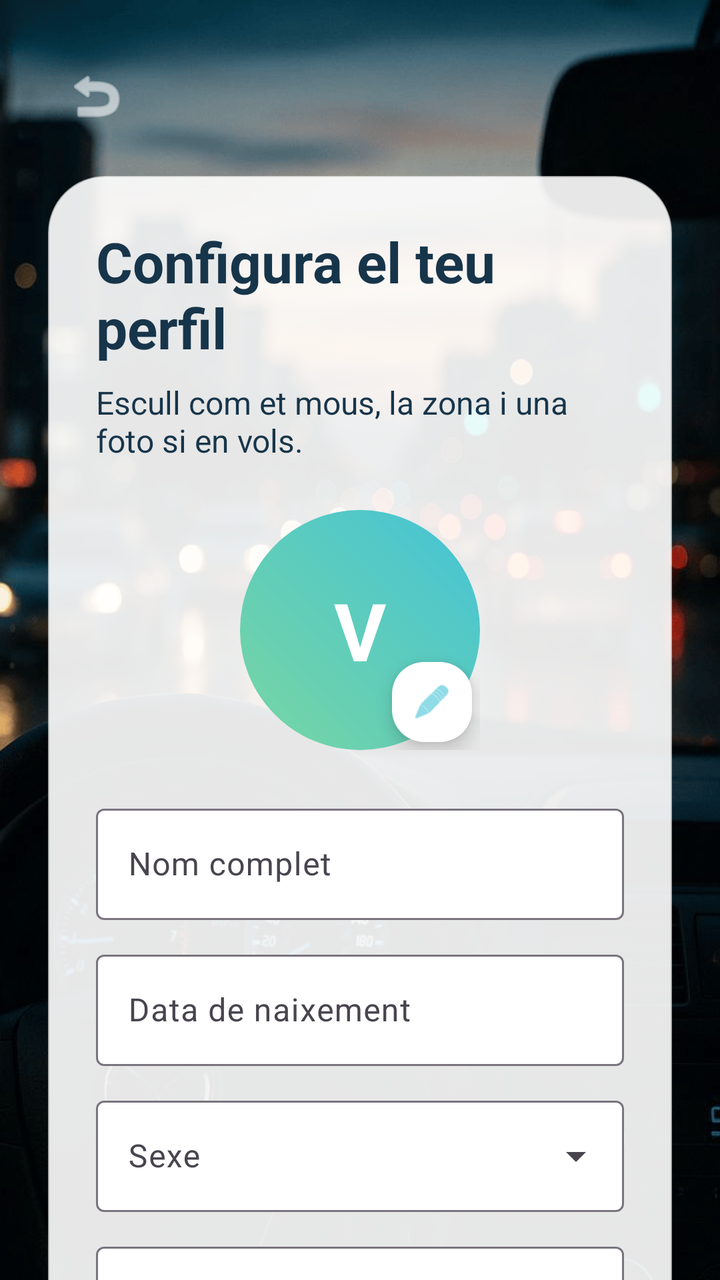
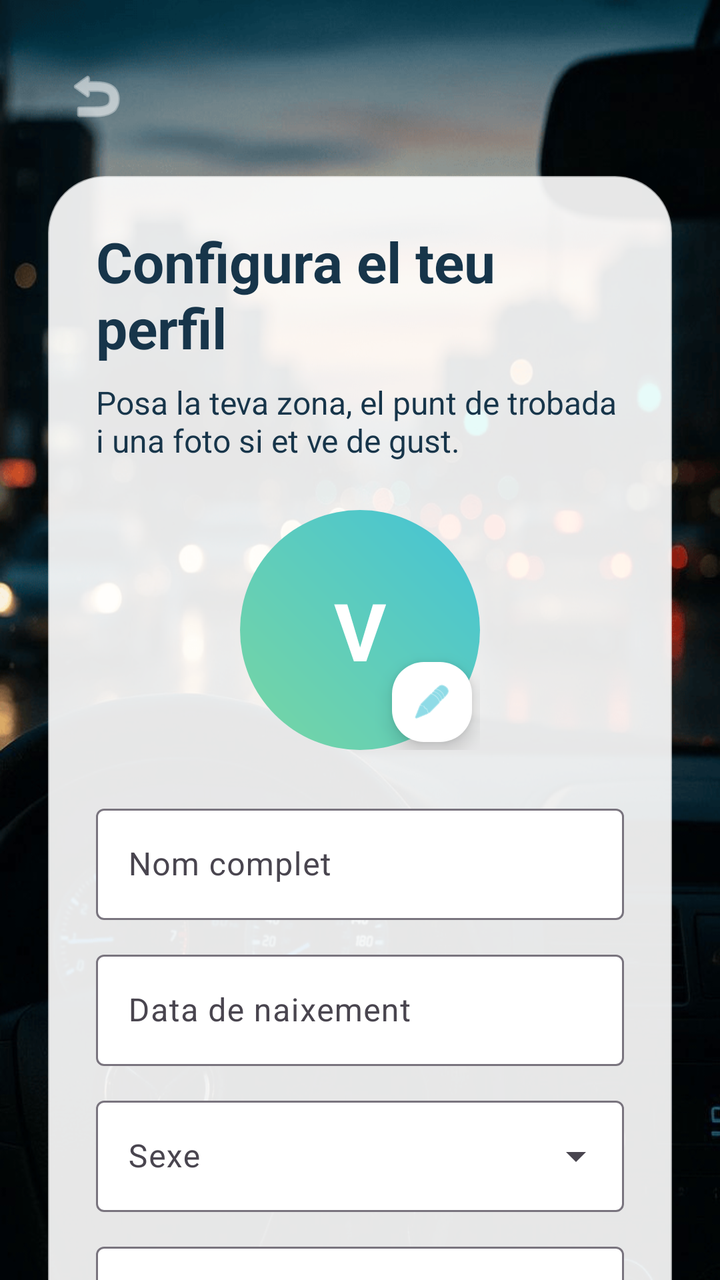

An Android layout rendered at two revisions. The XML below is the earlier revision; the diff shows what the commit changed to produce the second picture.
<!-- AndroidManifest.xml: application theme Theme.ViBaCar -->
<!-- res/layout/activity_configura_perfil.xml -->
<?xml version="1.0" encoding="utf-8"?>
<androidx.core.widget.NestedScrollView xmlns:android="http://schemas.android.com/apk/res/android"
    xmlns:app="http://schemas.android.com/apk/res-auto"
    android:layout_width="match_parent"
    android:layout_height="match_parent"
    android:background="@drawable/pantalla_benvinguda"
    android:fillViewport="true">

    <LinearLayout
        android:layout_width="match_parent"
        android:layout_height="wrap_content"
        android:gravity="center"
        android:orientation="vertical"
        android:paddingHorizontal="24dp"
        android:paddingVertical="24dp">

        <ImageButton
            android:id="@+id/botoEnrere"
            android:layout_width="48dp"
            android:layout_height="48dp"
            android:layout_gravity="start"
            android:background="?attr/selectableItemBackgroundBorderless"
            android:contentDescription="@string/boto_enrere"
            android:padding="8dp"
            android:src="@android:drawable/ic_menu_revert"
            app:tint="@color/color_text_clar" />

        <LinearLayout
            android:layout_width="match_parent"
            android:layout_height="wrap_content"
            android:layout_marginTop="16dp"
            android:background="@drawable/fons_targeta"
            android:backgroundTint="#E6FFFFFF"
            android:elevation="12dp"
            android:orientation="vertical"
            android:padding="24dp">

            <TextView
                android:layout_width="match_parent"
                android:layout_height="wrap_content"
                android:text="@string/perfil_config_titol"
                android:textColor="@color/color_text_principal"
                android:textSize="28sp"
                android:textStyle="bold" />

            <TextView
                android:layout_width="match_parent"
                android:layout_height="wrap_content"
                android:layout_marginTop="8dp"
                android:text="@string/perfil_config_subtitol"
                android:textColor="@color/color_text_principal"
                android:textSize="16sp" />

            
            <FrameLayout
                android:layout_width="120dp"
                android:layout_height="120dp"
                android:layout_gravity="center_horizontal"
                android:layout_marginTop="24dp">

                <com.google.android.material.imageview.ShapeableImageView
                    android:id="@+id/imatgePerfil"
                    android:layout_width="match_parent"
                    android:layout_height="match_parent"
                    android:scaleType="centerCrop"
                    android:contentDescription="@string/app_name"
                    android:visibility="gone"
                    app:shapeAppearanceOverlay="@style/FormaAvatarCercle" />

                <TextView
                    android:id="@+id/txtInicialAvatar"
                    android:layout_width="match_parent"
                    android:layout_height="match_parent"
                    android:background="@drawable/fons_avatar"
                    android:gravity="center"
                    android:text="V"
                    android:textColor="@color/color_text_clar"
                    android:textSize="40sp"
                    android:textStyle="bold" />

                <com.google.android.material.floatingactionbutton.FloatingActionButton
                    android:id="@+id/botoTriaFoto"
                    android:layout_width="wrap_content"
                    android:layout_height="wrap_content"
                    android:layout_gravity="bottom|end"
                    android:contentDescription="@string/boto_tria_foto"
                    app:backgroundTint="@color/color_text_clar"
                    app:fabCustomSize="40dp"
                    app:maxImageSize="20dp"
                    app:srcCompat="@android:drawable/ic_menu_edit"
                    app:tint="@color/color_principal" />
            </FrameLayout>

            
            <com.google.android.material.textfield.TextInputLayout
                style="@style/Widget.Material3.TextInputLayout.OutlinedBox"
                android:layout_width="match_parent"
                android:layout_height="wrap_content"
                android:layout_marginTop="24dp"
                android:hint="@string/etiqueta_nom"
                app:boxBackgroundColor="@color/color_text_clar">

                <com.google.android.material.textfield.TextInputEditText
                    android:id="@+id/campNom"
                    android:layout_width="match_parent"
                    android:layout_height="wrap_content"
                    android:inputType="textPersonName" />
            </com.google.android.material.textfield.TextInputLayout>

            
            <com.google.android.material.textfield.TextInputLayout
                style="@style/Widget.Material3.TextInputLayout.OutlinedBox"
                android:layout_width="match_parent"
                android:layout_height="wrap_content"
                android:layout_marginTop="12dp"
                android:hint="@string/etiqueta_data_naixement"
                app:boxBackgroundColor="@color/color_text_clar">

                <com.google.android.material.textfield.TextInputEditText
                    android:id="@+id/campDataNaixement"
                    android:layout_width="match_parent"
                    android:layout_height="wrap_content"
                    android:clickable="true"
                    android:focusable="false"
                    android:inputType="none" />
            </com.google.android.material.textfield.TextInputLayout>

            
            <com.google.android.material.textfield.TextInputLayout
                style="@style/Widget.Material3.TextInputLayout.OutlinedBox.ExposedDropdownMenu"
                android:layout_width="match_parent"
                android:layout_height="wrap_content"
                android:layout_marginTop="12dp"
                android:hint="@string/etiqueta_sexe"
                app:boxBackgroundColor="@color/color_text_clar">

                <com.google.android.material.textfield.MaterialAutoCompleteTextView
                    android:id="@+id/campSexe"
                    android:layout_width="match_parent"
                    android:layout_height="wrap_content"
                    android:inputType="none" />
            </com.google.android.material.textfield.TextInputLayout>

            <TextView
                android:id="@+id/txtDadesConductor"
                android:layout_width="match_parent"
                android:layout_height="wrap_content"
                android:layout_marginTop="16dp"
                android:text="@string/titol_dades_conductor"
                android:textColor="@color/color_text_principal"
                android:textStyle="bold"
                android:visibility="gone" />

            <LinearLayout
                android:id="@+id/layoutDadesConductor"
                android:layout_width="match_parent"
                android:layout_height="wrap_content"
                android:orientation="vertical"
                android:visibility="gone">

                <com.google.android.material.textfield.TextInputLayout
                    style="@style/Widget.Material3.TextInputLayout.OutlinedBox"
                    android:layout_width="match_parent"
                    android:layout_height="wrap_content"
                    android:layout_marginTop="10dp"
                    android:hint="@string/etiqueta_model_cotxe"
                    app:boxBackgroundColor="@color/color_text_clar">

                    <com.google.android.material.textfield.TextInputEditText
                        android:id="@+id/campModelCotxe"
                        android:layout_width="match_parent"
                        android:layout_height="wrap_content"
                        android:inputType="textCapWords" />
                </com.google.android.material.textfield.TextInputLayout>

                <com.google.android.material.textfield.TextInputLayout
                    style="@style/Widget.Material3.TextInputLayout.OutlinedBox.ExposedDropdownMenu"
                    android:layout_width="match_parent"
                    android:layout_height="wrap_content"
                    android:layout_marginTop="12dp"
                    android:hint="@string/etiqueta_places_habituals"
                    app:boxBackgroundColor="@color/color_text_clar">

                    <com.google.android.material.textfield.MaterialAutoCompleteTextView
                        android:id="@+id/campPlacesHabituals"
                        android:layout_width="match_parent"
                        android:layout_height="wrap_content"
                        android:inputType="none" />
                </com.google.android.material.textfield.TextInputLayout>
            </LinearLayout>

            
            <com.google.android.material.textfield.TextInputLayout
                style="@style/Widget.Material3.TextInputLayout.OutlinedBox"
                android:layout_width="match_parent"
                android:layout_height="wrap_content"
                android:layout_marginTop="12dp"
                android:hint="@string/etiqueta_bio"
                app:boxBackgroundColor="@color/color_text_clar">

                <com.google.android.material.textfield.TextInputEditText
                    android:id="@+id/campBio"
                    android:layout_width="match_parent"
                    android:layout_height="wrap_content"
                    android:inputType="textMultiLine"
                    android:maxLines="3"
                    android:minLines="3" />
            </com.google.android.material.textfield.TextInputLayout>

            <TextView
                android:id="@+id/txtMissatge"
                android:layout_width="match_parent"
                android:layout_height="wrap_content"
                android:layout_marginTop="12dp"
                android:textColor="@color/color_error" />

            <com.google.android.material.button.MaterialButton
                android:id="@+id/botoDesarPerfil"
                android:layout_width="match_parent"
                android:layout_height="60dp"
                android:layout_marginTop="16dp"
                android:background="@drawable/fons_boto_principal"
                android:text="@string/boto_desar_perfil"
                android:textColor="@color/color_text_clar"
                android:textSize="20sp"
                android:textStyle="bold"
                app:backgroundTint="@null" />
        </LinearLayout>
    </LinearLayout>
</androidx.core.widget.NestedScrollView>
<!-- resources referenced by this layout -->
<resources>
  <color name="color_error">#C74E4E</color>
  <color name="color_principal">#44C3D6</color>
  <color name="color_text_clar">#FFFFFF</color>
  <color name="color_text_principal">#17354A</color>
  <!-- drawable fons_avatar (drawable) -->
  <?xml version="1.0" encoding="utf-8"?>
  <shape xmlns:android="http://schemas.android.com/apk/res/android" android:shape="oval">
      <gradient
          android:angle="45"
          android:endColor="@color/color_principal"
          android:startColor="@color/color_secundari" />
  </shape>
  <!-- drawable fons_boto_principal (drawable) -->
  <?xml version="1.0" encoding="utf-8"?>
  <shape xmlns:android="http://schemas.android.com/apk/res/android">
      <gradient
          android:angle="0"
          android:endColor="@color/color_principal_fosc"
          android:startColor="@color/color_principal" />
      <corners android:radius="30dp" />
  </shape>
  <!-- drawable fons_targeta (drawable) -->
  <?xml version="1.0" encoding="utf-8"?>
  <shape xmlns:android="http://schemas.android.com/apk/res/android">
      <solid android:color="@color/color_targeta" />
      <corners android:radius="28dp" />
      <stroke
          android:width="1dp"
          android:color="#AAEDF4F4" />
  </shape>
  <!-- drawable pantalla_benvinguda: png bitmap (drawable, 237245 bytes) -->
  <string name="app_name">ViBaCar</string>
  <string name="boto_desar_perfil">Desar perfil</string>
  <string name="boto_enrere">Torna enrere</string>
  <string name="boto_tria_foto">Tria foto opcional</string>
  <string name="etiqueta_bio">Presentacio breu</string>
  <string name="etiqueta_data_naixement">Data de naixement</string>
  <string name="etiqueta_model_cotxe">Model del cotxe</string>
  <string name="etiqueta_nom">Nom complet</string>
  <string name="etiqueta_places_habituals">Places que pots oferir</string>
  <string name="etiqueta_sexe">Sexe</string>
  <string name="perfil_config_subtitol">Escull com et mous, la zona i una foto si en vols.</string>
  <string name="perfil_config_titol">Configura el teu perfil</string>
  <string name="titol_dades_conductor">Dades de conductor/a</string>
  <style name="FormaAvatarCercle" parent="">
          <item name="cornerFamily">rounded</item>
          <item name="cornerSize">50%</item>
      </style>
  <style name="Theme.ViBaCar" parent="Base.Theme.ViBaCar" />
  <color name="color_secundari">#78D6A2</color>
  <color name="color_principal_fosc">#2DA5BB</color>
  <color name="color_targeta">#FDFEFE</color>
  <style name="Base.Theme.ViBaCar" parent="Theme.Material3.Light.NoActionBar">
          <item name="colorPrimary">@color/color_principal</item>
          <item name="colorOnPrimary">@color/color_text_clar</item>
          <item name="colorSecondary">@color/color_secundari</item>
          <item name="android:statusBarColor">@android:color/transparent</item>
          <item name="android:navigationBarColor">@color/color_fons</item>
          <item name="android:windowLightStatusBar">true</item>
          <item name="android:windowBackground">@color/color_fons</item>
      </style>
  <color name="color_fons">#EAF8F8</color>
</resources>

<!-- the commit's change to res/layout/activity_configura_perfil.xml (unified diff, before → after) -->
@@ -139,6 +139,94 @@
                     android:layout_width="match_parent"
                     android:layout_height="wrap_content"
                     android:inputType="none" />
+            </com.google.android.material.textfield.TextInputLayout>
+
+            <com.google.android.material.textfield.TextInputLayout
+                style="@style/Widget.Material3.TextInputLayout.OutlinedBox"
+                android:layout_width="match_parent"
+                android:layout_height="wrap_content"
+                android:layout_marginTop="12dp"
+                android:hint="@string/etiqueta_telefon"
+                app:boxBackgroundColor="@color/color_text_clar">
+
+                <com.google.android.material.textfield.TextInputEditText
+                    android:id="@+id/campTelefon"
+                    android:layout_width="match_parent"
+                    android:layout_height="wrap_content"
+                    android:inputType="phone" />
+            </com.google.android.material.textfield.TextInputLayout>
+
+            <TextView
+                android:layout_width="match_parent"
+                android:layout_height="wrap_content"
+                android:layout_marginTop="16dp"
+                android:text="@string/etiqueta_rol"
+                android:textColor="@color/color_text_principal"
+                android:textStyle="bold" />
+
+            <RadioGroup
+                android:id="@+id/grupRol"
+                android:layout_width="match_parent"
+                android:layout_height="wrap_content"
+                android:layout_marginTop="8dp"
+                android:orientation="vertical">
+
+                <RadioButton
+                    android:id="@+id/radioConductor"
+                    android:layout_width="wrap_content"
+                    android:layout_height="wrap_content"
+                    android:text="@string/rol_conductor" />
+
+                <RadioButton
+                    android:id="@+id/radioPassatger"
+                    android:layout_width="wrap_content"
+                    android:layout_height="wrap_content"
+                    android:text="@string/rol_passatger" />
+            </RadioGroup>
+
+            <com.google.android.material.textfield.TextInputLayout
+                style="@style/Widget.Material3.TextInputLayout.OutlinedBox.ExposedDropdownMenu"
+                android:layout_width="match_parent"
+                android:layout_height="wrap_content"
+                android:layout_marginTop="14dp"
+                android:hint="@string/etiqueta_zona"
+                app:boxBackgroundColor="@color/color_text_clar">
+
+                <com.google.android.material.textfield.MaterialAutoCompleteTextView
+                    android:id="@+id/campZona"
+                    android:layout_width="match_parent"
+                    android:layout_height="wrap_content"
+                    android:inputType="none" />
+            </com.google.android.material.textfield.TextInputLayout>
+
+            <com.google.android.material.textfield.TextInputLayout
+                style="@style/Widget.Material3.TextInputLayout.OutlinedBox.ExposedDropdownMenu"
+                android:layout_width="match_parent"
+                android:layout_height="wrap_content"
+                android:layout_marginTop="12dp"
+                android:hint="@string/etiqueta_hora_habitual"
+                app:boxBackgroundColor="@color/color_text_clar">
+
+                <com.google.android.material.textfield.MaterialAutoCompleteTextView
+                    android:id="@+id/campHoraHabitual"
+                    android:layout_width="match_parent"
+                    android:layout_height="wrap_content"
+                    android:inputType="none" />
+            </com.google.android.material.textfield.TextInputLayout>
+
+            <com.google.android.material.textfield.TextInputLayout
+                style="@style/Widget.Material3.TextInputLayout.OutlinedBox"
+                android:layout_width="match_parent"
+                android:layout_height="wrap_content"
+                android:layout_marginTop="12dp"
+                android:hint="@string/etiqueta_punt_trobada"
+                app:boxBackgroundColor="@color/color_text_clar">
+
+                <com.google.android.material.textfield.TextInputEditText
+                    android:id="@+id/campPuntTrobada"
+                    android:layout_width="match_parent"
+                    android:layout_height="wrap_content"
+                    android:inputType="textCapWords" />
             </com.google.android.material.textfield.TextInputLayout>
 
             <TextView
<!-- resource entries referenced after the edit -->
@@ -37,12 +37,19 @@
   <string name="boto_tria_foto">Tria foto opcional</string>
   <string name="etiqueta_bio">Presentacio breu</string>
   <string name="etiqueta_data_naixement">Data de naixement</string>
+  <string name="etiqueta_hora_habitual">Hora habitual de sortida</string>
   <string name="etiqueta_model_cotxe">Model del cotxe</string>
   <string name="etiqueta_nom">Nom complet</string>
   <string name="etiqueta_places_habituals">Places que pots oferir</string>
+  <string name="etiqueta_punt_trobada">Punt de trobada habitual</string>
+  <string name="etiqueta_rol">Rol</string>
   <string name="etiqueta_sexe">Sexe</string>
-  <string name="perfil_config_subtitol">Escull com et mous, la zona i una foto si en vols.</string>
+  <string name="etiqueta_telefon">Telefon</string>
+  <string name="etiqueta_zona">Zona habitual</string>
+  <string name="perfil_config_subtitol">Posa la teva zona, el punt de trobada i una foto si et ve de gust.</string>
   <string name="perfil_config_titol">Configura el teu perfil</string>
+  <string name="rol_conductor">Conductor o conductora</string>
+  <string name="rol_passatger">Passatger o passatgera</string>
   <string name="titol_dades_conductor">Dades de conductor/a</string>
   <style name="FormaAvatarCercle" parent="">
           <item name="cornerFamily">rounded</item>
